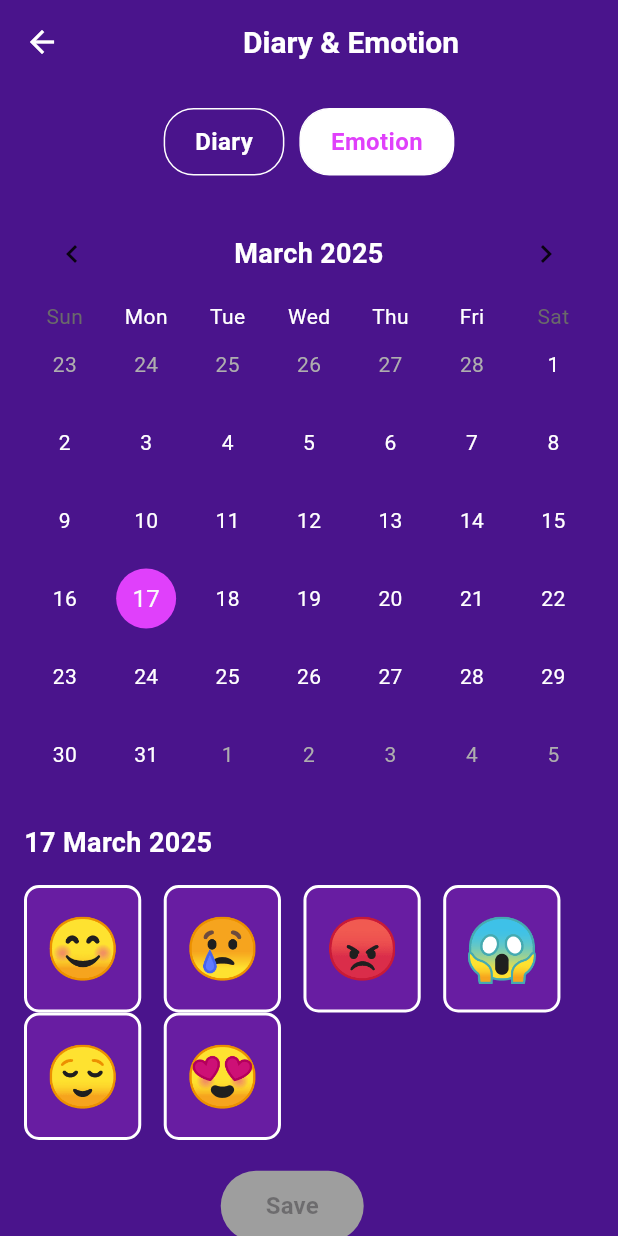
After one commit to LOO31/TEST_MAE_NIGHTHAVEN, a Flutter app: the EmotionScreen screen opened directly, on a phone screen of 412 x 824 dp. The commit adds this screen. Run offline on Flutter 3.47's test engine with Material 3 defaults, Android fonts, the phone set to English and light mode, and no system bars; drawn by our look-alikes of table_calendar; our stand-ins replace audioplayers, cloud_firestore, firebase_auth, firebase_core, fluttertoast, google_fonts and 1 more; missing offline and left inert: bcrypt; accounts and stored records are empty.

Commit message:
keiyin
update 17/3/2025

```diff
--- /dev/null
+++ b/lib/user/emotion.dart
@@ -0,0 +1,198 @@
+import 'package:flutter/material.dart';
+import 'package:table_calendar/table_calendar.dart';
+
+class EmotionScreen extends StatefulWidget {
+  @override
+  _EmotionScreenState createState() => _EmotionScreenState();
+}
+
+class _EmotionScreenState extends State<EmotionScreen> {
+  DateTime _selectedDate = DateTime.now();
+  List<String> emojis = ['😊', '😢', '😡', '😱', '😌', '😍'];
+  String? selectedEmoji;
+
+  @override
+  Widget build(BuildContext context) {
+    return Scaffold(
+      backgroundColor: Color(0xFF4A148C),
+      appBar: AppBar(
+        backgroundColor: Colors.transparent,
+        elevation: 0,
+        leading: IconButton(
+          icon: Icon(Icons.arrow_back, color: Colors.white),
+          onPressed: () => Navigator.pop(context),
+        ),
+        title: Center(
+          child: Text(
+            'Diary & Emotion',
+            style: TextStyle(
+                color: Colors.white, fontSize: 20, fontWeight: FontWeight.bold),
+          ),
+        ),
+      ),
+      body: SingleChildScrollView(
+        child: Padding(
+          padding: const EdgeInsets.all(16.0),
+          child: Column(
+            crossAxisAlignment: CrossAxisAlignment.start,
+            children: [
+              Row(
+                mainAxisAlignment: MainAxisAlignment.center,
+                children: [
+                  _buildToggleButton('Diary', false, () {
+                    Navigator.pushReplacementNamed(context, '/diary');
+                  }),
+                  SizedBox(width: 10),
+                  _buildToggleButton('Emotion', true, () {}),
+                ],
+              ),
+              SizedBox(height: 20),
+              Container(
+                decoration: BoxDecoration(
+                  color: Color(0xFF4A148C),
+                  borderRadius: BorderRadius.circular(12),
+                ),
+                child: TableCalendar(
+                  focusedDay: _selectedDate,
+                  firstDay: DateTime.utc(2000, 1, 1),
+                  lastDay: DateTime.utc(2050, 12, 31),
+                  calendarFormat: CalendarFormat.month,
+                  selectedDayPredicate: (day) => isSameDay(day, _selectedDate),
+                  onDaySelected: (selectedDay, focusedDay) {
+                    setState(() {
+                      _selectedDate = selectedDay;
+                    });
+                  },
+                  headerStyle: HeaderStyle(
+                    formatButtonVisible: false,
+                    titleCentered: true,
+                    titleTextStyle: TextStyle(
+                        color: Colors.white,
+                        fontSize: 18,
+                        fontWeight: FontWeight.bold),
+                  ),
+                  daysOfWeekStyle: DaysOfWeekStyle(
+                      weekdayStyle: TextStyle(color: Colors.white)),
+                  calendarStyle: CalendarStyle(
+                    defaultTextStyle: TextStyle(color: Colors.white),
+                    weekendTextStyle: TextStyle(color: Colors.white),
+                    selectedDecoration: BoxDecoration(
+                      color: Colors.purpleAccent,
+                      shape: BoxShape.circle,
+                    ),
+                  ),
+                ),
+              ),
+              SizedBox(height: 20),
+              Text(
+                '${_selectedDate.day} ${_getMonthName(_selectedDate.month)} ${_selectedDate.year}',
+                style: TextStyle(
+                    color: Colors.white,
+                    fontSize: 18,
+                    fontWeight: FontWeight.bold),
+              ),
+              SizedBox(height: 15),
+              _buildEmotionSelector(),
+            ],
+          ),
+        ),
+      ),
+    );
+  }
+
+  Widget _buildEmotionSelector() {
+    return Column(
+      children: [
+        Wrap(
+          spacing: 15,
+          children: emojis.map((emoji) {
+            return GestureDetector(
+              onTap: () => setState(() => selectedEmoji = emoji),
+              child: Container(
+                padding: EdgeInsets.all(12),
+                decoration: BoxDecoration(
+                  color: selectedEmoji == emoji
+                      ? Colors.purpleAccent
+                      : Colors.purpleAccent
+                          .withAlpha((0.2 * 255).toInt()), // 设置背景色
+                  borderRadius: BorderRadius.circular(10),
+                  border: Border.all(color: Colors.white, width: 2), // 增加边框
+                ),
+                child: Text(
+                  emoji,
+                  style: TextStyle(
+                    fontSize: 40,
+                    color: selectedEmoji == emoji
+                        ? Colors.black
+                        : Colors.white, // 选中的颜色变深
+                  ),
+                ),
+              ),
+            );
+          }).toList(),
+        ),
+        SizedBox(height: 20),
+        ElevatedButton(
+          onPressed: selectedEmoji == null
+              ? null
+              : () {
+                  ScaffoldMessenger.of(context).showSnackBar(
+                    SnackBar(
+                      content: Text('Emotion saved: $selectedEmoji'),
+                      duration: Duration(seconds: 2),
+                    ),
+                  );
+                },
+          style: ElevatedButton.styleFrom(
+            backgroundColor: Colors.purpleAccent,
+            foregroundColor: Colors.white,
+            padding: EdgeInsets.symmetric(horizontal: 30, vertical: 12),
+            disabledBackgroundColor: Colors.grey, // 按钮禁用状态颜色
+          ),
+          child: Text('Save',
+              style: TextStyle(fontSize: 16, fontWeight: FontWeight.bold)),
+        ),
+      ],
+    );
+  }
+
+  Widget _buildToggleButton(String text, bool isSelected, VoidCallback onTap) {
+    return GestureDetector(
+      onTap: onTap,
+      child: Container(
+        padding: EdgeInsets.symmetric(horizontal: 20, vertical: 10),
+        decoration: BoxDecoration(
+          color: isSelected ? Colors.white : Colors.transparent,
+          borderRadius: BorderRadius.circular(20),
+          border: Border.all(color: Colors.white),
+        ),
+        child: Text(
+          text,
+          style: TextStyle(
+            color: isSelected ? Colors.purpleAccent : Colors.white,
+            fontSize: 16,
+            fontWeight: FontWeight.bold,
+          ),
+        ),
+      ),
+    );
+  }
+
+  String _getMonthName(int month) {
+    const monthNames = [
+      'January',
+      'February',
+      'March',
+      'April',
+      'May',
+      'June',
+      'July',
+      'August',
+      'September',
+      'October',
+      'November',
+      'December'
+    ];
+    return monthNames[month - 1];
+  }
+}
--- a/pubspec.yaml
+++ b/pubspec.yaml
@@ -47,6 +47,7 @@ dependencies:
   flutter_time_picker_spinner: ^2.0.0 #好像没有运用到
   audioplayers: ^6.4.0 #play music
   syncfusion_flutter_gauges: ^28.2.11
+  table_calendar: ^3.0.9
 
 dev_dependencies:
   flutter_test:
```
Also changed, not shown: lib/screen/main_page.dart (+19 -3 lines), lib/user/diary.dart (added, +188 -0 lines), pubspec.lock.
